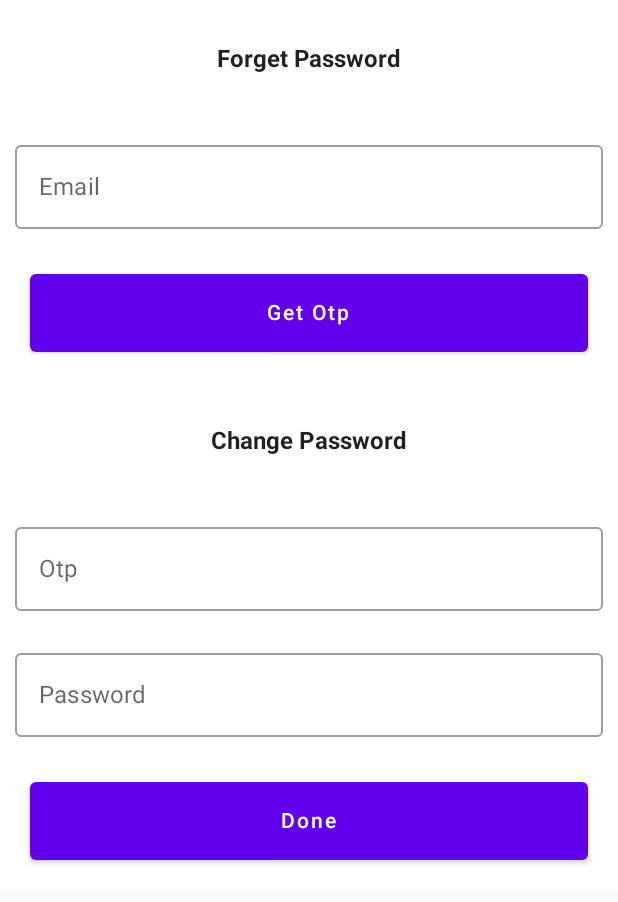
After one commit to nameisjayant/Aws-Cognito-User-Pool-Authnetication, an Android app built with Jetpack Compose: the AnotherActivity screen opened directly, with no data from a screen before it, on a phone screen of 412 x 824 dp. The commit adds this screen. Shown: the top 902 px of the screen. Run offline under Robolectric (Android 15) with nearby library versions, the phone set to English and light mode, and no system bars; our stand-ins replace Dagger/Hilt's generated code.

Commit message:
login and forget password

```diff
--- a/app/src/main/AndroidManifest.xml
+++ b/app/src/main/AndroidManifest.xml
@@ -14,6 +14,7 @@
         android:supportsRtl="true"
         android:theme="@style/Theme.AwsCognito"
         tools:targetApi="31">
+        <activity android:name=".AnotherActivity"/>
         <activity
             android:name=".MainActivity"
             android:exported="true"
--- /dev/null
+++ b/app/src/main/java/com/codingwithjks/awscognito/AnotherActivity.kt
@@ -0,0 +1,171 @@
+package com.codingwithjks.awscognito
+
+
+import android.os.Bundle
+import android.widget.Toast
+import androidx.activity.ComponentActivity
+import androidx.activity.compose.setContent
+import androidx.activity.viewModels
+import androidx.compose.foundation.layout.*
+import androidx.compose.foundation.lazy.LazyColumn
+import androidx.compose.material.*
+import androidx.compose.runtime.*
+import androidx.compose.ui.Modifier
+import androidx.compose.ui.graphics.Color
+import androidx.compose.ui.text.font.FontWeight
+import androidx.compose.ui.unit.dp
+import com.codingwithjks.awscognito.model.User
+import com.codingwithjks.awscognito.ui.theme.AwsCognitoTheme
+import com.codingwithjks.awscognito.viewmodel.MainViewModel
+import dagger.hilt.android.AndroidEntryPoint
+import kotlinx.coroutines.Dispatchers
+import kotlinx.coroutines.launch
+
+@AndroidEntryPoint
+class AnotherActivity : ComponentActivity() {
+
+    private val viewModel:MainViewModel by viewModels()
+
+    override fun onCreate(savedInstanceState: Bundle?) {
+        super.onCreate(savedInstanceState)
+        setContent {
+            AwsCognitoTheme() {
+                var email by remember { mutableStateOf("") }
+                val scope = rememberCoroutineScope()
+                var isDialog by remember { mutableStateOf(false) }
+                var loginPassword by remember { mutableStateOf("") }
+                var otp by remember { mutableStateOf("") }
+                Surface() {
+                    LazyColumn {
+                        item {
+                            Row(
+                                modifier = Modifier
+                                    .fillMaxWidth()
+                                    .padding(vertical = 30.dp),
+                                horizontalArrangement = Arrangement.Center
+                            ) {
+                                Text(text = "Forget Password", fontWeight = FontWeight.Bold)
+                            }
+                        }
+
+                        item {
+                            Column() {
+                                OutlinedTextField(
+                                    value = email, onValueChange = {
+                                        email = it
+                                    },
+                                    label = { Text(text = "Email") },
+                                    placeholder = { Text(text = "Enter name") },
+                                    modifier = Modifier
+                                        .fillMaxWidth()
+                                        .padding(10.dp)
+                                )
+                            }
+                        }
+
+                        item {
+                            Button(
+                                onClick = {
+                                          isDialog = true
+                                    scope.launch(Dispatchers.Main){
+                                        viewModel.forgetPassword(
+                                            User(email = email)
+                                        ).collect{
+                                            isDialog = false
+                                            Toast.makeText(this@AnotherActivity, it, Toast.LENGTH_SHORT).show()
+                                        }
+                                    }
+                                }, modifier = Modifier
+                                    .fillMaxWidth()
+                                    .padding(20.dp)
+                            ) {
+                                Text(
+                                    text = "Get Otp",
+                                    modifier = Modifier.padding(vertical = 10.dp)
+                                )
+                            }
+                        }
+
+                        item {
+                            Row(
+                                modifier = Modifier
+                                    .fillMaxWidth()
+                                    .padding(vertical = 30.dp),
+                                horizontalArrangement = Arrangement.Center
+                            ) {
+                                Text(text = "Change Password", fontWeight = FontWeight.Bold)
+                            }
+                        }
+
+                        item {
+                            OutlinedTextField(
+                                value = otp, onValueChange = {
+                                    otp = it
+                                },
+                                placeholder = { Text(text = "Enter otp") },
+                                label = { Text(text = "Otp") },
+                                modifier = Modifier
+                                    .fillMaxWidth()
+                                    .padding(10.dp)
+                            )
+                        }
+
+
+                        item {
+                            OutlinedTextField(
+                                value = loginPassword, onValueChange = {
+                                    loginPassword = it
+                                },
+                                placeholder = { Text(text = "Enter password") },
+                                label = { Text(text = "Password") },
+                                modifier = Modifier
+                                    .fillMaxWidth()
+                                    .padding(10.dp)
+                            )
+                        }
+
+                        item {
+                            Button(
+                                onClick = {
+                                          isDialog = true
+                                   scope.launch(Dispatchers.Main){
+                                       viewModel.changeForgetPassword(
+                                           User(password =  loginPassword),
+                                           otp
+                                       ).collect{
+                                           isDialog = false
+                                           Toast.makeText(this@AnotherActivity, it, Toast.LENGTH_SHORT).show()
+                                       }
+                                   }
+                                }, modifier = Modifier
+                                    .fillMaxWidth()
+                                    .padding(20.dp)
+                            ) {
+                                Text(
+                                    text = "Done",
+                                    modifier = Modifier.padding(vertical = 10.dp)
+                                )
+                            }
+                        }
+
+                    }
+
+                    if (isDialog) {
+                        AlertDialog(
+                            onDismissRequest = { },
+                            buttons = {
+                                Row(
+                                    modifier = Modifier.fillMaxWidth(),
+                                    horizontalArrangement = Arrangement.Center
+                                ) {
+                                    CircularProgressIndicator()
+                                }
+                            },
+                            backgroundColor = Color.Transparent
+                        )
+                    }
+                }
+            }
+        }
+    }
+}
--- a/app/src/main/java/com/codingwithjks/awscognito/viewmodel/MainViewModel.kt
+++ b/app/src/main/java/com/codingwithjks/awscognito/viewmodel/MainViewModel.kt
@@ -14,4 +14,10 @@ class MainViewModel @Inject constructor(private val repo:MainRepository) : ViewM
     fun verifyOtp(user: User,otp:String) = repo.verifyOtp(otp,user)
 
     val resendOtp = repo.resendOtp()
+
+    fun login(user: User)  = repo.login(user)
+
+    fun forgetPassword(user: User) = repo.forgetPassword(user)
+
+    fun changeForgetPassword(user: User,otp: String) = repo.changeForgetPassword(otp,user)
 }
```
Also changed, not shown: app/src/main/java/com/codingwithjks/awscognito/repository/MainRepository.kt (+126 -25 lines), app/src/main/java/com/codingwithjks/awscognito/ui/screen/RegisterScreen.kt (+13 -1 lines).
